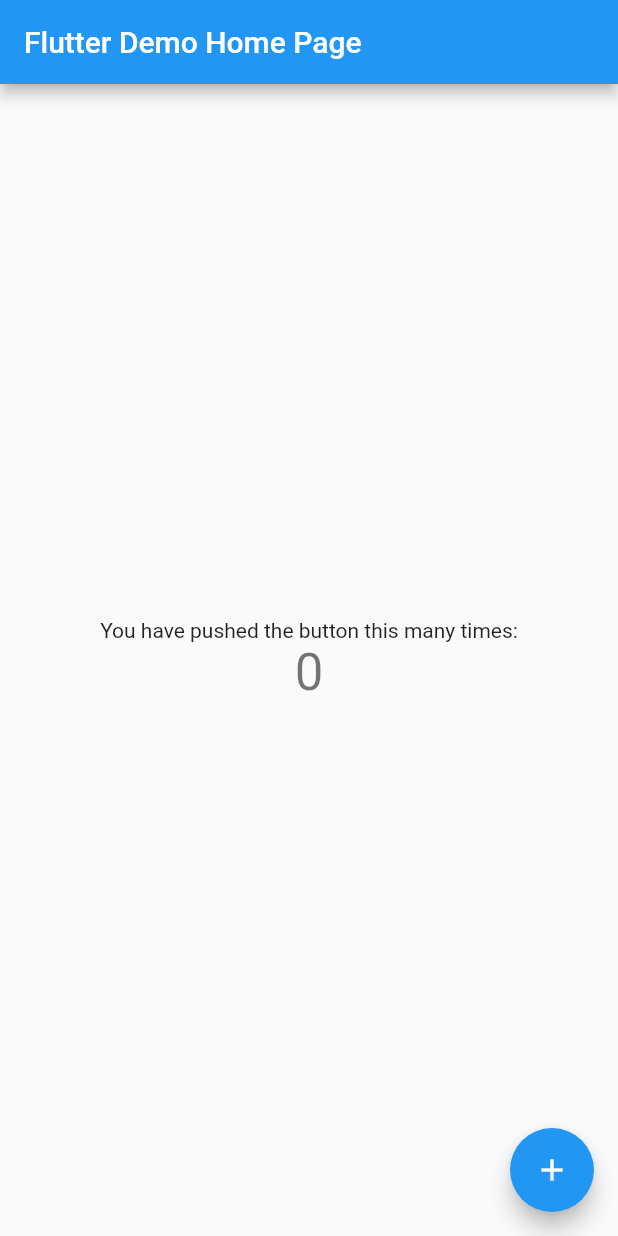
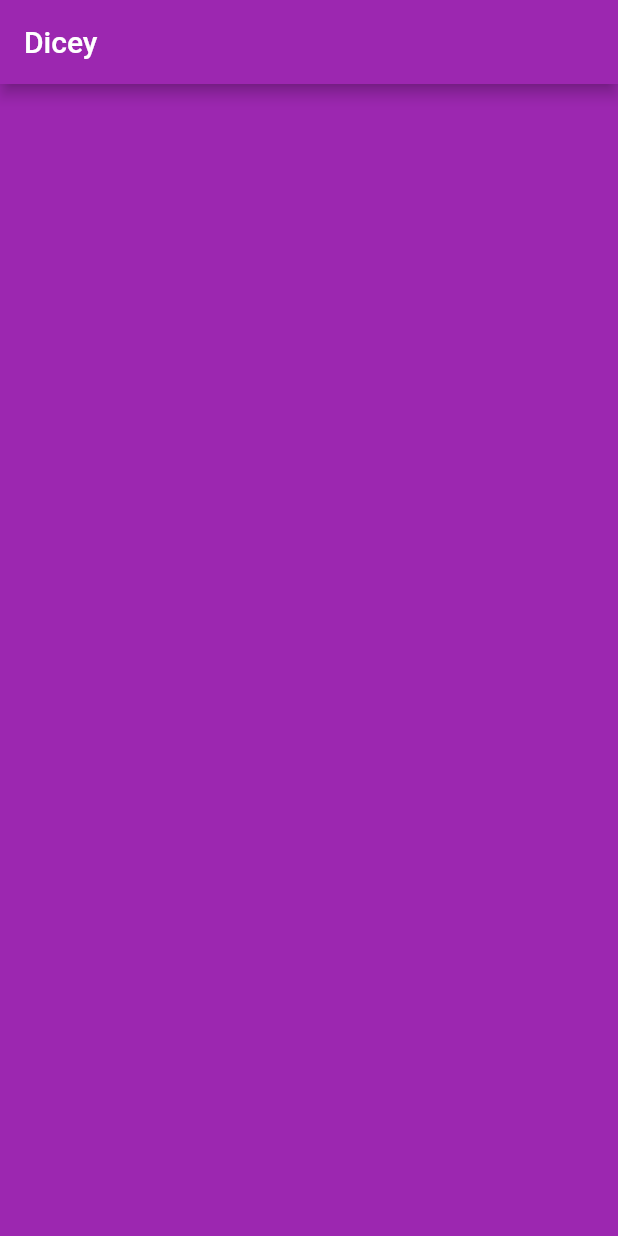
Before and after one commit to Flutter-Training-G/dicey, a Flutter app: the screen it shows after launch, on a phone screen of 412 x 824 dp. Run offline on Flutter 3.47's test engine with Material 2 defaults, Android fonts, the phone set to English and light mode, and no system bars.

Commit message:
Updated main.dart file.

```diff
--- a/lib/main.dart
+++ b/lib/main.dart
@@ -1,115 +1,23 @@
 import 'package:flutter/material.dart';
 
 void main() {
-  runApp(const MyApp());
+  return runApp(
+    MaterialApp(
+      home: Scaffold(
+        backgroundColor: Colors.purple,
+        appBar: AppBar(
+          title: Text('Dicey'),
+          backgroundColor: Colors.purple,
+        ),
+        body: DicePage(),
+      ),
+    ),
+  );
 }
 
-class MyApp extends StatelessWidget {
-  const MyApp({Key? key}) : super(key: key);
-
-  // This widget is the root of your application.
+class DicePage extends StatelessWidget {
   @override
   Widget build(BuildContext context) {
-    return MaterialApp(
-      title: 'Flutter Demo',
-      theme: ThemeData(
-        // This is the theme of your application.
-        //
-        // Try running your application with "flutter run". You'll see the
-        // application has a blue toolbar. Then, without quitting the app, try
-        // changing the primarySwatch below to Colors.green and then invoke
-        // "hot reload" (press "r" in the console where you ran "flutter run",
-        // or simply save your changes to "hot reload" in a Flutter IDE).
-        // Notice that the counter didn't reset back to zero; the application
-        // is not restarted.
-        primarySwatch: Colors.blue,
-      ),
-      home: const MyHomePage(title: 'Flutter Demo Home Page'),
-    );
+    return Container();
   }
 }
-
-class MyHomePage extends StatefulWidget {
-  const MyHomePage({Key? key, required this.title}) : super(key: key);
-
-  // This widget is the home page of your application. It is stateful, meaning
-  // that it has a State object (defined below) that contains fields that affect
-  // how it looks.
-
-  // This class is the configuration for the state. It holds the values (in this
-  // case the title) provided by the parent (in this case the App widget) and
-  // used by the build method of the State. Fields in a Widget subclass are
-  // always marked "final".
-
-  final String title;
-
-  @override
-  State<MyHomePage> createState() => _MyHomePageState();
-}
-
-class _MyHomePageState extends State<MyHomePage> {
-  int _counter = 0;
-
-  void _incrementCounter() {
-    setState(() {
-      // This call to setState tells the Flutter framework that something has
-      // changed in this State, which causes it to rerun the build method below
-      // so that the display can reflect the updated values. If we changed
-      // _counter without calling setState(), then the build method would not be
-      // called again, and so nothing would appear to happen.
-      _counter++;
-    });
-  }
-
-  @override
-  Widget build(BuildContext context) {
-    // This method is rerun every time setState is called, for instance as done
-    // by the _incrementCounter method above.
-    //
-    // The Flutter framework has been optimized to make rerunning build methods
-    // fast, so that you can just rebuild anything that needs updating rather
-    // than having to individually change instances of widgets.
-    return Scaffold(
-      appBar: AppBar(
-        // Here we take the value from the MyHomePage object that was created by
-        // the App.build method, and use it to set our appbar title.
-        title: Text(widget.title),
-      ),
-      body: Center(
-        // Center is a layout widget. It takes a single child and positions it
-        // in the middle of the parent.
-        child: Column(
-          // Column is also a layout widget. It takes a list of children and
-          // arranges them vertically. By default, it sizes itself to fit its
-          // children horizontally, and tries to be as tall as its parent.
-          //
-          // Invoke "debug painting" (press "p" in the console, choose the
-          // "Toggle Debug Paint" action from the Flutter Inspector in Android
-          // Studio, or the "Toggle Debug Paint" command in Visual Studio Code)
-          // to see the wireframe for each widget.
-          //
-          // Column has various properties to control how it sizes itself and
-          // how it positions its children. Here we use mainAxisAlignment to
-          // center the children vertically; the main axis here is the vertical
-          // axis because Columns are vertical (the cross axis would be
-          // horizontal).
-          mainAxisAlignment: MainAxisAlignment.center,
-          children: <Widget>[
-            const Text(
-              'You have pushed the button this many times:',
-            ),
-            Text(
-              '$_counter',
-              style: Theme.of(context).textTheme.headline4,
-            ),
-          ],
-        ),
-      ),
-      floatingActionButton: FloatingActionButton(
-        onPressed: _incrementCounter,
-        tooltip: 'Increment',
-        child: const Icon(Icons.add),
-      ), // This trailing comma makes auto-formatting nicer for build methods.
-    );
-  }
-}
```
